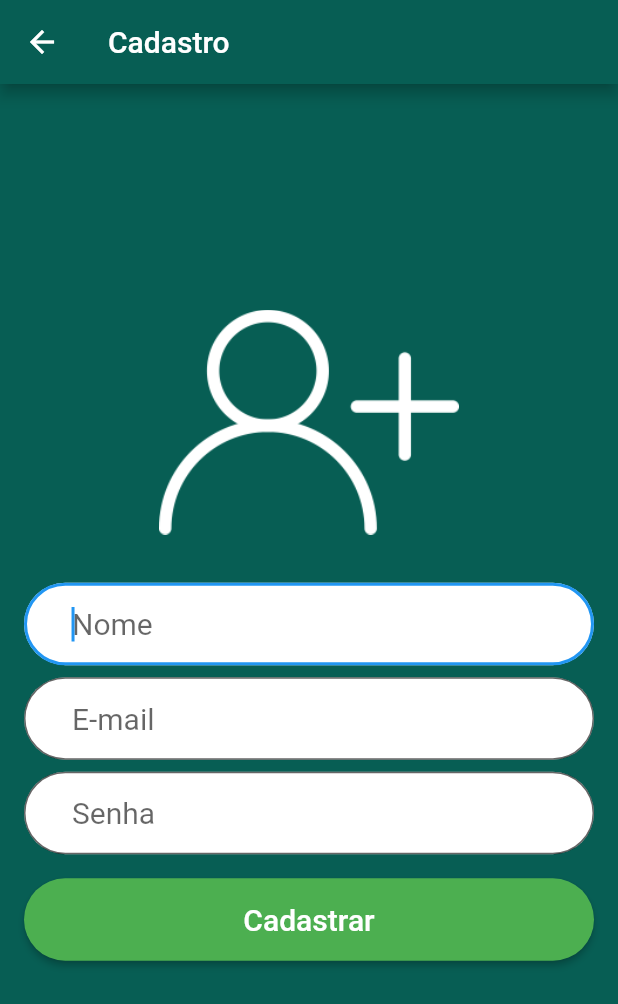
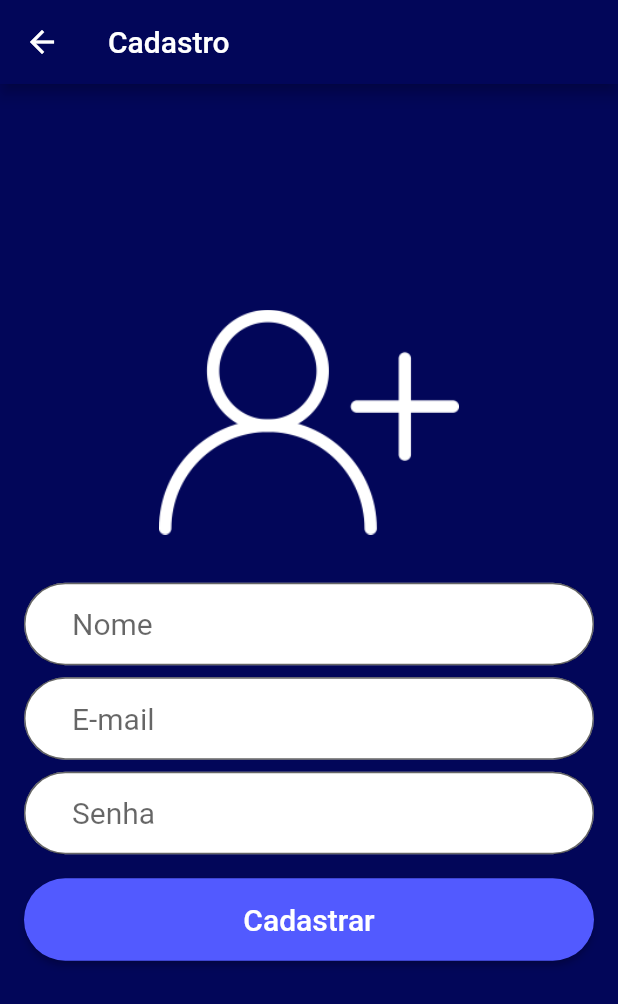
Before and after one commit to candevportable/Cannum, a Flutter app: the screen it shows after launch, after a tap on "Entrar", after a tap on "Não tem uma conta? Cadastre-se!", on a phone screen of 412 x 824 dp. Shown: the top 1004 px of the screen. Run offline on Flutter 3.47's test engine with Material 2 defaults, Android fonts, the phone set to English and light mode, and no system bars; our stand-ins replace cloud_firestore, firebase_auth, firebase_storage, image_picker; accounts and stored records are empty.

Commit message:
Refactoring UI

```diff
--- a/lib/Login.dart
+++ b/lib/Login.dart
@@ -71,7 +71,7 @@ class _LoginState extends State<Login> {
   Widget build(BuildContext context) {
     return Scaffold(
       body: Container(
-        decoration: BoxDecoration(color: Color(0xff075E54)),
+        decoration: BoxDecoration(color: Colors.white),
         padding: EdgeInsets.all(16),
         child: Center(
           child: SingleChildScrollView(
@@ -79,10 +79,10 @@ class _LoginState extends State<Login> {
               crossAxisAlignment: CrossAxisAlignment.stretch,
               children: <Widget>[
                 Padding(
-                  padding: EdgeInsets.only(bottom: 32),
+                  padding: EdgeInsets.fromLTRB(16, 0, 16, 32),
                   child: Image.asset(
-                    "images/logo.png",
-                    width: 200,
+                    "images/logoCandev.png",
+                    width: 180,
                     height: 150,
                   ),
                 ),
@@ -90,7 +90,6 @@ class _LoginState extends State<Login> {
                   padding: EdgeInsets.only(bottom: 8),
                   child: TextField(
                     controller: _controllerEmail,
-                    autofocus: true,
                     keyboardType: TextInputType.emailAddress,
                     style: TextStyle(fontSize: 20),
                     decoration: InputDecoration(
@@ -122,7 +121,7 @@ class _LoginState extends State<Login> {
                       "Entrar",
                       style: TextStyle(color: Colors.white, fontSize: 20),
                     ),
-                    color: Colors.green,
+                    color: Color(0xff020659),
                     padding: EdgeInsets.fromLTRB(32, 16, 32, 16),
                     shape: RoundedRectangleBorder(
                         borderRadius: BorderRadius.circular(32)),
@@ -135,7 +134,7 @@ class _LoginState extends State<Login> {
                   child: GestureDetector(
                     child: Text(
                       "Não tem uma conta? Cadastre-se!",
-                      style: TextStyle(color: Colors.white),
+                      style: TextStyle(color: Color(0xff020659)),
                     ),
                     onTap: () {
                       Navigator.pushNamed(context, RouteGenerator.SIGNIN_ROUTE);
--- a/lib/Messages.dart
+++ b/lib/Messages.dart
@@ -173,7 +173,6 @@ class _MessagesState extends State<Messages> {
               padding: EdgeInsets.only(right: 8),
               child: TextField(
                 controller: _controllerMessage,
-                autofocus: true,
                 keyboardType: TextInputType.text,
                 style: TextStyle(fontSize: 20),
                 decoration: InputDecoration(
@@ -196,7 +195,7 @@ class _MessagesState extends State<Messages> {
                 onPressed: _sendMessage,
               )
             : FloatingActionButton(
-                backgroundColor: Color(0xff075E54),
+                backgroundColor: Color(0xff020659),
                 child: Icon(
                   Icons.send,
                   color: Colors.white,
@@ -242,7 +241,7 @@ class _MessagesState extends State<Messages> {
                       List<DocumentSnapshot> messages = querySnapshot.documents.toList();
                       DocumentSnapshot item = messages[index];
                       Alignment alignment = Alignment.centerRight;
-                      Color color = Color(0xffd2ffa5);
+                      Color color = Color(0xff525AFF);
                       if (_userId != item["userId"]) {
                         alignment = Alignment.centerLeft;
                         color = Colors.white;
--- a/lib/Settings.dart
+++ b/lib/Settings.dart
@@ -194,7 +194,7 @@ class _SettingsState extends State<Settings> {
                       "Salvar",
                       style: TextStyle(color: Colors.white, fontSize: 20),
                     ),
-                    color: Colors.green,
+                    color: Color(0xff525AFF),
                     padding: EdgeInsets.fromLTRB(32, 16, 32, 16),
                     shape: RoundedRectangleBorder(
                         borderRadius: BorderRadius.circular(32)),
--- a/lib/Signin.dart
+++ b/lib/Signin.dart
@@ -78,7 +78,7 @@ class _SigninState extends State<Signin> {
         title: Text("Cadastro"),
       ),
       body: Container(
-        decoration: BoxDecoration(color: Color(0xff075E54)),
+        decoration: BoxDecoration(color: Color(0xff020659)),
         padding: EdgeInsets.all(16),
         child: Center(
           child: SingleChildScrollView(
@@ -97,7 +97,6 @@ class _SigninState extends State<Signin> {
                   padding: EdgeInsets.only(bottom: 8),
                   child: TextField(
                     controller: _controllerName,
-                    autofocus: true,
                     keyboardType: TextInputType.text,
                     style: TextStyle(fontSize: 20),
                     decoration: InputDecoration(
@@ -144,7 +143,7 @@ class _SigninState extends State<Signin> {
                       "Cadastrar",
                       style: TextStyle(color: Colors.white, fontSize: 20),
                     ),
-                    color: Colors.green,
+                    color: Color(0xff525AFF),
                     padding: EdgeInsets.fromLTRB(32, 16, 32, 16),
                     shape: RoundedRectangleBorder(
                         borderRadius: BorderRadius.circular(32)),
--- a/lib/main.dart
+++ b/lib/main.dart
@@ -4,13 +4,13 @@ import 'Login.dart';
 import 'dart:io';
 
 final ThemeData androidTheme = ThemeData(
-    primaryColor: Color(0xff075E54),
-    accentColor: Color(0xff25D366)
+    primaryColor: Color(0xff020659),
+    accentColor: Color(0xff525AFF)
 );
 
 final ThemeData iosTheme = ThemeData(
     primaryColor: Colors.grey[200],
-    accentColor: Color(0xff25D366)
+    accentColor: Color(0xff525AFF)
 );
 
 void main(){
--- a/pubspec.yaml
+++ b/pubspec.yaml
@@ -51,6 +51,7 @@ flutter:
   #  - images/a_dot_ham.jpeg
   assets:
     - images/logo.png
+    - images/logoCandev.png
     - images/usuario.png
     - images/bg.png
 
```
Also changed, not shown: images/logoCandev.png (added).
